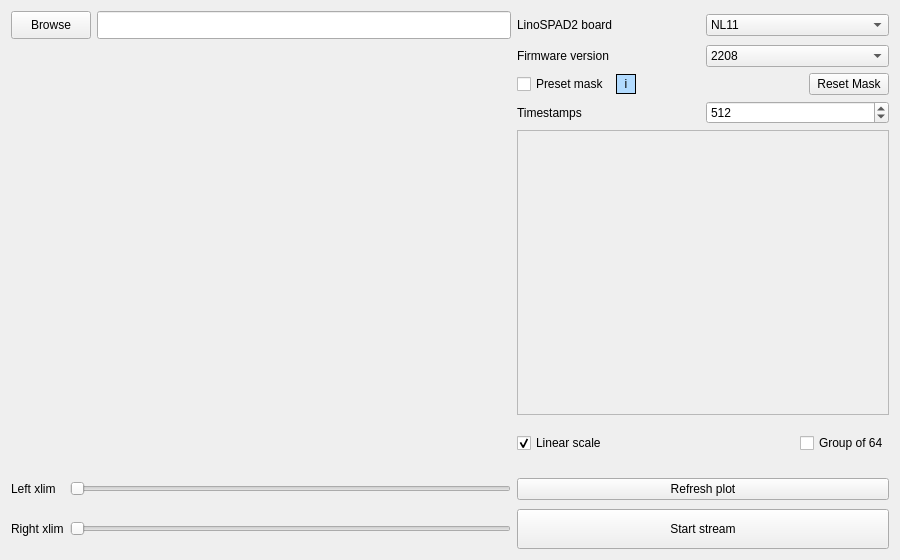
First picture: the form in src/LinoSPAD2app/gui/ui/LiveTimestamps_tab_c.ui, repository rngKomorebi/daplis-rtp, before the edit.
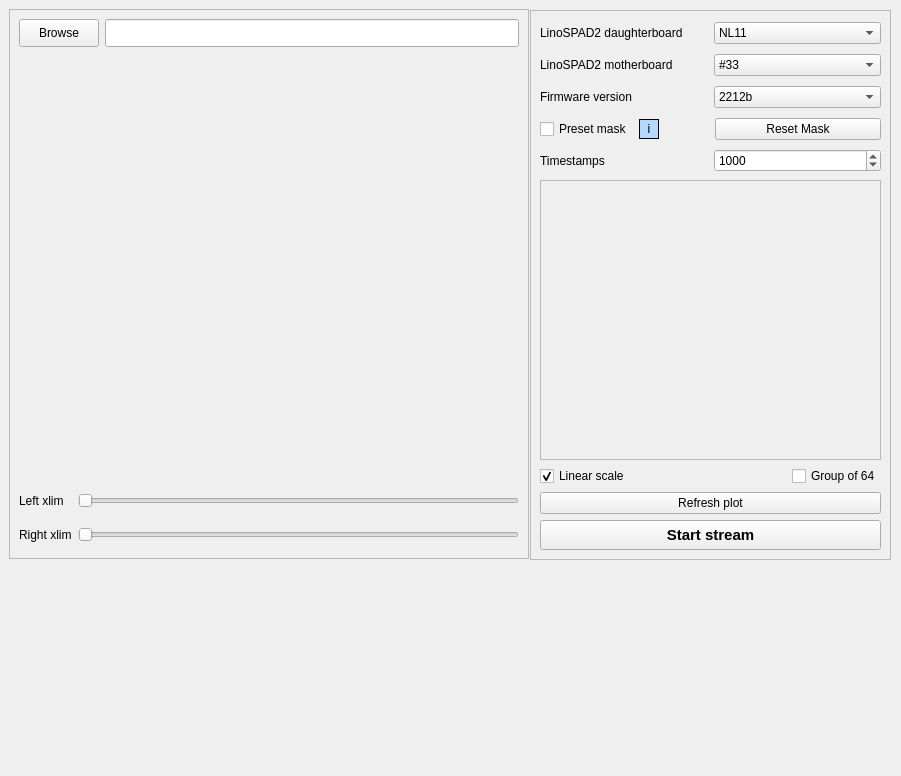
Second picture: the form after the edit.

Commit message: Geometry, QOL update, proper masking

Diff of the .ui file:
```diff
--- a/src/LinoSPAD2app/gui/ui/LiveTimestamps_tab_c.ui
+++ b/src/LinoSPAD2app/gui/ui/LiveTimestamps_tab_c.ui
@@ -6,19 +6,34 @@
    <rect>
     <x>0</x>
     <y>0</y>
-    <width>900</width>
-    <height>560</height>
+    <width>901</width>
+    <height>776</height>
    </rect>
   </property>
-  <property name="minimumSize">
-   <size>
-    <width>900</width>
-    <height>560</height>
-   </size>
-  </property>
   <property name="windowTitle">
    <string>Form</string>
   </property>
+  <widget class="QFrame" name="frame">
+   <property name="geometry">
+    <rect>
+     <x>9</x>
+     <y>9</y>
+     <width>520</width>
+     <height>550</height>
+    </rect>
+   </property>
+   <property name="sizePolicy">
+    <sizepolicy hsizetype="Expanding" vsizetype="Expanding">
+     <horstretch>0</horstretch>
+     <verstretch>0</verstretch>
+    </sizepolicy>
+   </property>
+   <property name="frameShape">
+    <enum>QFrame::StyledPanel</enum>
+   </property>
+   <property name="frameShadow">
+    <enum>QFrame::Raised</enum>
+   </property>
   <layout class="QGridLayout" name="gridLayout">
    <item row="0" column="2">
     <widget class="QLineEdit" name="lineEdit_browse">
@@ -30,6 +45,22 @@
      </property>
     </widget>
    </item>
+    <item row="1" column="0" colspan="3">
+     <widget class="QWidget" name="widget_figure" native="true">
+      <property name="sizePolicy">
+       <sizepolicy hsizetype="Expanding" vsizetype="Expanding">
+        <horstretch>0</horstretch>
+        <verstretch>0</verstretch>
+       </sizepolicy>
+      </property>
+      <property name="minimumSize">
+       <size>
+        <width>500</width>
+        <height>425</height>
+       </size>
+      </property>
+     </widget>
+    </item>
    <item row="0" column="0" colspan="2">
     <widget class="QPushButton" name="pushButton_browse">
      <property name="minimumSize">
@@ -48,92 +79,20 @@
      </property>
     </widget>
    </item>
-   <item row="3" column="3">
-    <layout class="QHBoxLayout" name="horizontalLayout_5">
-     <item>
-      <widget class="QLabel" name="label_timestamps">
-       <property name="toolTip">
-        <string>&lt;html&gt;&lt;head/&gt;&lt;body&gt;&lt;p&gt;Number of timestamps per pixel per acquisition cycle. The default is 512.&lt;/p&gt;&lt;/body&gt;&lt;/html&gt;</string>
-       </property>
-       <property name="lineWidth">
-        <number>0</number>
-       </property>
-       <property name="text">
-        <string>Timestamps</string>
-       </property>
-       <property name="textFormat">
-        <enum>Qt::PlainText</enum>
-       </property>
-       <property name="alignment">
-        <set>Qt::AlignLeading|Qt::AlignLeft|Qt::AlignVCenter</set>
-       </property>
-      </widget>
-     </item>
-     <item>
-      <widget class="QSpinBox" name="spinBox_timestamps">
-       <property name="font">
-        <font>
-         <pointsize>9</pointsize>
-        </font>
-       </property>
-       <property name="maximum">
-        <number>1536</number>
-       </property>
-       <property name="value">
-        <number>512</number>
-       </property>
-      </widget>
-     </item>
-    </layout>
-   </item>
-   <item row="10" column="3">
-    <widget class="QPushButton" name="pushButton_refreshPlot">
-     <property name="text">
-      <string>Refresh plot</string>
-     </property>
-    </widget>
-   </item>
-   <item row="7" column="3">
-    <layout class="QHBoxLayout" name="horizontalLayout_2">
-     <property name="bottomMargin">
-      <number>10</number>
-     </property>
-     <item>
-      <widget class="QCheckBox" name="checkBox_linearScale">
-       <property name="text">
-        <string>Linear scale</string>
-       </property>
-       <property name="checked">
-        <bool>true</bool>
-       </property>
-      </widget>
-     </item>
-     <item>
-      <spacer name="horizontalSpacer_2">
-       <property name="orientation">
-        <enum>Qt::Horizontal</enum>
-       </property>
-       <property name="sizeHint" stdset="0">
+    <item row="6" column="1" colspan="2">
+     <widget class="QSlider" name="horizontalSlider_rightXLim">
+      <property name="minimumSize">
         <size>
-         <width>40</width>
-         <height>20</height>
-        </size>
-       </property>
-      </spacer>
-     </item>
-     <item>
-      <widget class="QCheckBox" name="checkBox_grouping">
-       <property name="toolTip">
-        <string>&lt;html&gt;&lt;head/&gt;&lt;body&gt;&lt;p&gt;Check to plot three vertical lines to help allign the peaks in a single group of 64 pixels.&lt;/p&gt;&lt;/body&gt;&lt;/html&gt;</string>
-       </property>
-       <property name="text">
-        <string>Group of 64</string>
+        <width>0</width>
+        <height>28</height>
+       </size>
+      </property>
+      <property name="orientation">
+       <enum>Qt::Horizontal</enum>
        </property>
       </widget>
      </item>
-    </layout>
-   </item>
-   <item row="10" column="0">
+    <item row="4" column="0">
     <widget class="QLabel" name="label_leftXLim">
      <property name="minimumSize">
       <size>
@@ -146,8 +105,8 @@
      </property>
     </widget>
    </item>
-   <item row="11" column="1" colspan="2">
-    <widget class="QSlider" name="horizontalSlider_rightXLim">
+    <item row="4" column="1" colspan="2">
+     <widget class="QSlider" name="horizontalSlider_leftXLim">
      <property name="minimumSize">
       <size>
        <width>0</width>
@@ -159,7 +118,7 @@
      </property>
     </widget>
    </item>
-   <item row="11" column="0">
+    <item row="6" column="0">
     <widget class="QLabel" name="label_rightXLim">
      <property name="minimumSize">
       <size>
@@ -172,44 +131,91 @@
      </property>
     </widget>
    </item>
-   <item row="10" column="1" colspan="2">
-    <widget class="QSlider" name="horizontalSlider_leftXLim">
-     <property name="minimumSize">
-      <size>
-       <width>0</width>
-       <height>28</height>
-      </size>
-     </property>
+    <item row="2" column="1">
+     <spacer name="verticalSpacer">
      <property name="orientation">
-      <enum>Qt::Horizontal</enum>
-     </property>
-    </widget>
-   </item>
-   <item row="4" column="3">
-    <widget class="QScrollArea" name="scrollArea">
-     <property name="minimumSize">
+       <enum>Qt::Vertical</enum>
+      </property>
+      <property name="sizeType">
+       <enum>QSizePolicy::Fixed</enum>
+      </property>
+      <property name="sizeHint" stdset="0">
       <size>
-       <width>0</width>
-       <height>250</height>
-      </size>
-     </property>
-     <property name="widgetResizable">
-      <bool>true</bool>
-     </property>
-     <widget class="QWidget" name="scrollAreaWidgetContents">
+        <width>20</width>
+        <height>40</height>
+       </size>
+      </property>
+     </spacer>
+    </item>
+   </layout>
+  </widget>
+  <widget class="QFrame" name="frame_2">
       <property name="geometry">
        <rect>
-        <x>0</x>
-        <y>0</y>
-        <width>369</width>
-        <height>280</height>
-       </rect>
-      </property>
-     </widget>
-    </widget>
-   </item>
-   <item row="2" column="3">
-    <layout class="QHBoxLayout" name="horizontalLayout">
+     <x>530</x>
+     <y>10</y>
+     <width>361</width>
+     <height>550</height>
+    </rect>
+   </property>
+   <property name="sizePolicy">
+    <sizepolicy hsizetype="Preferred" vsizetype="Preferred">
+     <horstretch>0</horstretch>
+     <verstretch>0</verstretch>
+    </sizepolicy>
+   </property>
+   <property name="frameShape">
+    <enum>QFrame::StyledPanel</enum>
+   </property>
+   <property name="frameShadow">
+    <enum>QFrame::Raised</enum>
+   </property>
+   <layout class="QVBoxLayout" name="verticalLayout">
+    <item>
+     <layout class="QHBoxLayout" name="horizontalLayout_7">
+      <item>
+       <widget class="QLabel" name="label_comboBox_mask_2">
+        <property name="enabled">
+         <bool>true</bool>
+        </property>
+        <property name="minimumSize">
+         <size>
+          <width>0</width>
+          <height>26</height>
+         </size>
+        </property>
+        <property name="text">
+         <string>LinoSPAD2 daughterboard</string>
+        </property>
+        <property name="alignment">
+         <set>Qt::AlignLeading|Qt::AlignLeft|Qt::AlignVCenter</set>
+        </property>
+       </widget>
+      </item>
+      <item>
+       <widget class="QComboBox" name="comboBox_mask_2">
+        <item>
+         <property name="text">
+          <string>NL11</string>
+         </property>
+        </item>
+        <item>
+         <property name="text">
+          <string>A5</string>
+         </property>
+        </item>
+       </widget>
+      </item>
+     </layout>
+    </item>
+    <item>
+     <layout class="QHBoxLayout" name="horizontalLayout_8" stretch="0,0">
+      <property name="spacing">
+       <number>6</number>
+      </property>
+      <property name="sizeConstraint">
+       <enum>QLayout::SetFixedSize</enum>
+      </property>
      <property name="topMargin">
       <number>0</number>
      </property>
@@ -217,17 +223,112 @@
       <number>0</number>
      </property>
      <item>
-      <widget class="QCheckBox" name="checkBox_presetMask">
+       <widget class="QLabel" name="label_comboBox_mb_2">
+        <property name="minimumSize">
+         <size>
+          <width>0</width>
+          <height>26</height>
+         </size>
+        </property>
+        <property name="text">
+         <string>LinoSPAD2 motherboard</string>
+        </property>
+       </widget>
+      </item>
+      <item>
+       <widget class="QComboBox" name="comboBox_mb_2">
+        <item>
+         <property name="text">
+          <string>#33</string>
+         </property>
+        </item>
+        <item>
+         <property name="text">
+          <string>#21</string>
+         </property>
+        </item>
+        <item>
+         <property name="text">
+          <string>#36</string>
+         </property>
+        </item>
+        <item>
+         <property name="text">
+          <string>#37</string>
+         </property>
+        </item>
+       </widget>
+      </item>
+     </layout>
+    </item>
+    <item>
+     <layout class="QHBoxLayout" name="horizontalLayout_9">
+      <property name="bottomMargin">
+       <number>0</number>
+      </property>
+      <item>
+       <widget class="QLabel" name="label_FW_2">
+        <property name="minimumSize">
+         <size>
+          <width>0</width>
+          <height>26</height>
+         </size>
+        </property>
+        <property name="text">
+         <string>Firmware version</string>
+        </property>
+        <property name="alignment">
+         <set>Qt::AlignLeading|Qt::AlignLeft|Qt::AlignVCenter</set>
+        </property>
+       </widget>
+      </item>
+      <item>
+       <widget class="QComboBox" name="comboBox_FW_2">
+        <item>
+         <property name="text">
+          <string>2212b</string>
+         </property>
+        </item>
+        <item>
+         <property name="text">
+          <string>2208</string>
+         </property>
+        </item>
+        <item>
+         <property name="text">
+          <string>2212s</string>
+         </property>
+        </item>
+       </widget>
+      </item>
+     </layout>
+    </item>
+    <item>
+     <layout class="QHBoxLayout" name="horizontalLayout_10">
+      <property name="topMargin">
+       <number>0</number>
+      </property>
+      <property name="bottomMargin">
+       <number>0</number>
+      </property>
+      <item>
+       <widget class="QCheckBox" name="checkBox_presetMask_2">
        <property name="enabled">
         <bool>true</bool>
        </property>
+        <property name="minimumSize">
+         <size>
+          <width>0</width>
+          <height>26</height>
+         </size>
+        </property>
        <property name="text">
         <string>Preset mask</string>
        </property>
       </widget>
      </item>
      <item>
-      <widget class="QLabel" name="label_presetMaskInfo">
+       <widget class="QLabel" name="label_presetMaskInfo_2">
        <property name="minimumSize">
         <size>
          <width>20</width>
@@ -385,20 +486,26 @@
       </widget>
      </item>
      <item>
-      <spacer name="horizontalSpacer">
+       <spacer name="horizontalSpacer_3">
        <property name="orientation">
         <enum>Qt::Horizontal</enum>
        </property>
        <property name="sizeHint" stdset="0">
         <size>
-         <width>20</width>
+          <width>5</width>
          <height>20</height>
         </size>
        </property>
       </spacer>
      </item>
      <item>
-      <widget class="QPushButton" name="pushButton_resetMask">
+       <widget class="QPushButton" name="pushButton_resetMask_2">
+        <property name="minimumSize">
+         <size>
+          <width>166</width>
+          <height>21</height>
+         </size>
+        </property>
        <property name="text">
         <string>Reset Mask</string>
        </property>
@@ -406,100 +513,141 @@
      </item>
     </layout>
    </item>
-   <item row="11" column="3">
+    <item>
+     <layout class="QHBoxLayout" name="horizontalLayout_11">
+      <item>
+       <widget class="QLabel" name="label_timestamps_2">
+        <property name="minimumSize">
+         <size>
+          <width>0</width>
+          <height>26</height>
+         </size>
+        </property>
+        <property name="toolTip">
+         <string>&lt;html&gt;&lt;head/&gt;&lt;body&gt;&lt;p&gt;Number of timestamps per pixel per acquisition cycle. The default is 512.&lt;/p&gt;&lt;/body&gt;&lt;/html&gt;</string>
+        </property>
+        <property name="lineWidth">
+         <number>0</number>
+        </property>
+        <property name="text">
+         <string>Timestamps</string>
+        </property>
+        <property name="textFormat">
+         <enum>Qt::PlainText</enum>
+        </property>
+        <property name="alignment">
+         <set>Qt::AlignLeading|Qt::AlignLeft|Qt::AlignVCenter</set>
+        </property>
+       </widget>
+      </item>
+      <item>
+       <widget class="QSpinBox" name="spinBox_timestamps_2">
+        <property name="font">
+         <font>
+          <pointsize>9</pointsize>
+         </font>
+        </property>
+        <property name="maximum">
+         <number>1536</number>
+        </property>
+        <property name="value">
+         <number>1000</number>
+        </property>
+       </widget>
+      </item>
+     </layout>
+    </item>
+    <item>
+     <widget class="QScrollArea" name="scrollArea">
+      <property name="minimumSize">
+       <size>
+        <width>0</width>
+        <height>250</height>
+       </size>
+      </property>
+      <property name="widgetResizable">
+       <bool>true</bool>
+      </property>
+      <widget class="QWidget" name="scrollAreaWidgetContents_2">
+       <property name="geometry">
+        <rect>
+         <x>0</x>
+         <y>0</y>
+         <width>339</width>
+         <height>264</height>
+        </rect>
+       </property>
+      </widget>
+     </widget>
+    </item>
+    <item>
+     <layout class="QHBoxLayout" name="horizontalLayout_12">
+      <property name="bottomMargin">
+       <number>0</number>
+      </property>
+      <item>
+       <widget class="QCheckBox" name="checkBox_linearScale_2">
+        <property name="text">
+         <string>Linear scale</string>
+        </property>
+        <property name="checked">
+         <bool>true</bool>
+        </property>
+       </widget>
+      </item>
+      <item>
+       <spacer name="horizontalSpacer_4">
+        <property name="orientation">
+         <enum>Qt::Horizontal</enum>
+        </property>
+        <property name="sizeHint" stdset="0">
+         <size>
+          <width>40</width>
+          <height>20</height>
+         </size>
+        </property>
+       </spacer>
+      </item>
+      <item>
+       <widget class="QCheckBox" name="checkBox_grouping_2">
+        <property name="toolTip">
+         <string>&lt;html&gt;&lt;head/&gt;&lt;body&gt;&lt;p&gt;Check to plot three vertical lines to help allign the peaks in a single group of 64 pixels.&lt;/p&gt;&lt;/body&gt;&lt;/html&gt;</string>
+        </property>
+        <property name="text">
+         <string>Group of 64</string>
+        </property>
+       </widget>
+      </item>
+     </layout>
+    </item>
+    <item>
+     <widget class="QPushButton" name="pushButton_refreshPlot">
+      <property name="text">
+       <string>Refresh plot</string>
+      </property>
+     </widget>
+    </item>
+    <item>
     <widget class="QPushButton" name="pushButton_startStream">
      <property name="minimumSize">
       <size>
        <width>0</width>
-       <height>40</height>
-      </size>
-     </property>
+        <height>30</height>
+       </size>
+      </property>
+      <property name="font">
+       <font>
+        <pointsize>11</pointsize>
+        <bold>true</bold>
+       </font>
+      </property>
      <property name="text">
       <string>Start stream</string>
      </property>
     </widget>
    </item>
-   <item row="1" column="0" rowspan="8" colspan="3">
-    <widget class="QWidget" name="widget_figure" native="true">
-     <property name="sizePolicy">
-      <sizepolicy hsizetype="Preferred" vsizetype="Preferred">
-       <horstretch>0</horstretch>
-       <verstretch>0</verstretch>
-      </sizepolicy>
-     </property>
-     <property name="minimumSize">
-      <size>
-       <width>500</width>
-       <height>425</height>
-      </size>
-     </property>
-    </widget>
-   </item>
-   <item row="0" column="3">
-    <layout class="QHBoxLayout" name="horizontalLayout_3">
-     <item>
-      <widget class="QLabel" name="label_comboBox_mask">
-       <property name="text">
-        <string>LinoSPAD2 board</string>
-       </property>
-       <property name="alignment">
-        <set>Qt::AlignLeading|Qt::AlignLeft|Qt::AlignVCenter</set>
-       </property>
-      </widget>
-     </item>
-     <item>
-      <widget class="QComboBox" name="comboBox_mask">
-       <item>
-        <property name="text">
-         <string>NL11</string>
-        </property>
-       </item>
-       <item>
-        <property name="text">
-         <string>A5</string>
-        </property>
-       </item>
-      </widget>
-     </item>
-    </layout>
-   </item>
-   <item row="1" column="3">
-    <layout class="QHBoxLayout" name="horizontalLayout_4">
-     <property name="bottomMargin">
-      <number>0</number>
-     </property>
-     <item>
-      <widget class="QLabel" name="label_FW">
-       <property name="text">
-        <string>Firmware version</string>
-       </property>
-       <property name="alignment">
-        <set>Qt::AlignLeading|Qt::AlignLeft|Qt::AlignVCenter</set>
-       </property>
-      </widget>
-     </item>
-     <item>
-      <widget class="QComboBox" name="comboBox_FW">
-       <item>
-        <property name="text">
-         <string>2208</string>
-        </property>
-       </item>
-       <item>
-        <property name="text">
-         <string>2212s</string>
-        </property>
-       </item>
-       <item>
-        <property name="text">
-         <string>2212b</string>
-        </property>
-       </item>
-      </widget>
-     </item>
-    </layout>
-   </item>
-  </layout>
+   </layout>
+  </widget>
  </widget>
  <resources/>
  <connections/>
```
Lines whose indentation alone changed are shown as unchanged. The commit also changes 6 other files.
